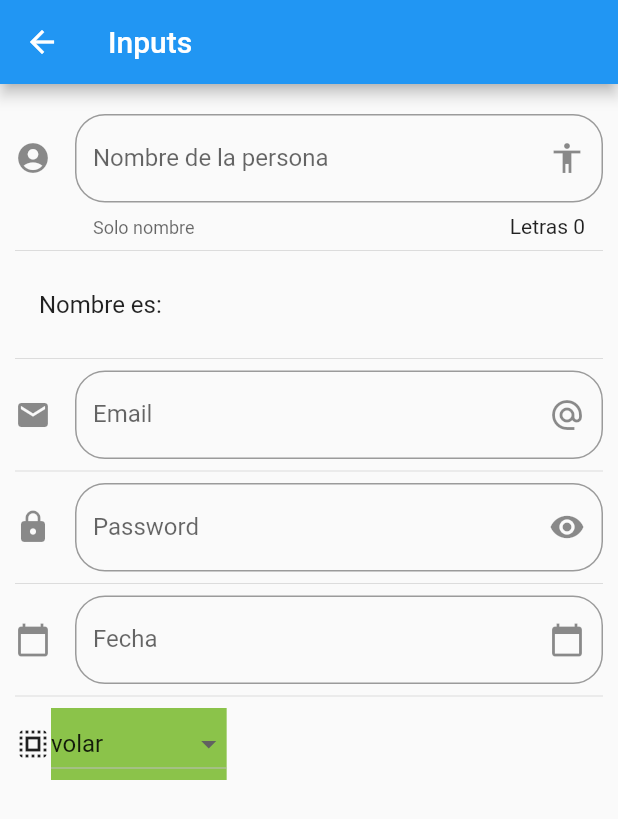
After one commit to cpinedae001/componentes_app, a Flutter app: the InputPages screen opened by its route, on a phone screen of 412 x 824 dp. The commit adds this screen. Shown: the top 819 px of the screen. Run offline on Flutter 3.47's test engine with Material 2 defaults, Android fonts, the phone set to English and light mode, and no system bars; our stand-ins replace flutter_slidable; network calls fail.

Commit message:
Se realizaron ajustes
Clase de la 74-83

```diff
--- a/data/menu_opts.json
+++ b/data/menu_opts.json
@@ -15,6 +15,16 @@
       "ruta" : "card",
       "icon" : "folder_open",
       "texto": "Cards - Tarjetas"
+    },
+    {
+      "ruta" : "animatedContainer",
+      "icon" : "donut_large",
+      "texto": "Animated container"
+    },
+    {
+      "ruta" : "inputs",
+      "icon" : "input",
+      "texto": "Inputs"
     }
   ]
 }
--- /dev/null
+++ b/lib/pages/input_page.dart
@@ -0,0 +1,174 @@
+import 'package:flutter/material.dart';
+
+class InputPages extends StatefulWidget {
+  @override
+  State<StatefulWidget> createState() {
+    // TODO: implement createState
+    return InputPagesStateful();
+  }
+}
+
+class InputPagesStateful extends State<InputPages> {
+  String _nombre = '';
+  String _fecha = '';
+  String _opcionSelect = 'volar';
+  TextEditingController _inputFielDateController = new TextEditingController();
+  List<String> _poderes = ['volar', 'Rayos X', 'Super aliento', 'Super fuerza'];
+
+  @override
+  void initState() {
+    // TODO: implement initState
+    super.initState();
+  }
+
+  @override
+  Widget build(BuildContext context) {
+    // TODO: implement build
+    return Scaffold(
+      appBar: AppBar(
+        title: Text('Inputs'),
+      ),
+      body: ListView(
+        padding: EdgeInsets.symmetric(horizontal: 10.0, vertical: 20.0),
+        children: <Widget>[
+          _crearInput(),
+          Divider(),
+          _crearPersona(),
+          Divider(),
+          _crearEmail(),
+          Divider(),
+          _crearPassword(),
+          Divider(),
+          _crearFecha(context),
+          Divider(),
+          _crearDropDown(),
+        ],
+      ),
+    );
+  }
+
+  Widget _crearInput() {
+    return TextField(
+      textCapitalization: TextCapitalization.sentences,
+      decoration: InputDecoration(
+          border: OutlineInputBorder(borderRadius: BorderRadius.circular(20)),
+          counter: Text('Letras ${_nombre.length}'),
+          hintText: 'nombre',
+          labelText: 'Nombre de la persona',
+          helperText: 'Solo nombre',
+          suffixIcon: Icon(Icons.accessibility),
+          icon: Icon(Icons.account_circle)),
+      onChanged: (valor) {
+        setState(() {
+          _nombre = valor;
+          print(_nombre);
+        });
+      },
+    );
+  }
+
+  Widget _crearPersona() {
+    return ListTile(
+      title: Text('Nombre es: $_nombre'),
+    );
+  }
+
+  Widget _crearEmail() {
+    return TextField(
+      keyboardType: TextInputType.emailAddress,
+      decoration: InputDecoration(
+          border: OutlineInputBorder(borderRadius: BorderRadius.circular(20)),
+          hintText: 'Email',
+          labelText: 'Email',
+          suffixIcon: Icon(Icons.alternate_email),
+          icon: Icon(Icons.email)),
+      onChanged: (valor) {
+        setState(() {
+          _nombre = valor;
+          print(_nombre);
+        });
+      },
+    );
+  }
+
+  Widget _crearPassword() {
+    return TextField(
+      obscureText: true,
+      decoration: InputDecoration(
+          border: OutlineInputBorder(borderRadius: BorderRadius.circular(20)),
+          hintText: 'Password',
+          labelText: 'Password',
+          suffixIcon: Icon(Icons.remove_red_eye),
+          icon: Icon(Icons.lock)),
+      onChanged: (valor) {
+        setState(() {
+          _nombre = valor;
+          print(_nombre);
+        });
+      },
+    );
+  }
+
+  Widget _crearFecha(BuildContext context) {
+    return TextField(
+      controller: _inputFielDateController,
+      enableInteractiveSelection: false,
+      decoration: InputDecoration(
+          border: OutlineInputBorder(borderRadius: BorderRadius.circular(20)),
+          hintText: 'Fecha',
+          labelText: 'Fecha',
+          suffixIcon: Icon(Icons.calendar_today),
+          icon: Icon(Icons.calendar_today)),
+      onTap: () {
+        FocusScope.of(context).requestFocus(new FocusNode());
+        _selectDate(context);
+      },
+    );
+  }
+
+  _selectDate(BuildContext context) async {
+    DateTime picked = await showDatePicker(
+        context: context,
+        initialDate: new DateTime.now(),
+        firstDate: new DateTime(1990),
+        lastDate: new DateTime(2025));
+    if (picked != null) {
+      setState(() {
+        _fecha = picked.toString();
+        _inputFielDateController.text = _fecha;
+      });
+    }
+  }
+
+  List<DropdownMenuItem<String>> getOpcionesDropdown() {
+    List<DropdownMenuItem<String>> lista = new List();
+    _poderes.forEach((poder) {
+      lista.add(DropdownMenuItem(
+        child: Text(poder),
+        value: poder,
+      ));
+    });
+    return lista;
+  }
+
+  Widget _crearDropDown() {
+    return Row(
+      children: [
+        Icon(Icons.select_all,),
+        Container(
+          color: Colors.lightGreen,
+          child: DropdownButton(
+            value: _opcionSelect,
+            items: getOpcionesDropdown(),
+            onChanged: (valor) {
+              print(valor);
+              setState(() {
+                _opcionSelect = valor;
+              });
+            },
+          ),
+        )
+      ],
+    );
+  }
+}
--- a/lib/routes/routes.dart
+++ b/lib/routes/routes.dart
@@ -1,7 +1,9 @@
 import 'package:componentes_app/pages/alert_page.dart';
+import 'package:componentes_app/pages/animated_container_page.dart';
 import 'package:componentes_app/pages/avatar_page.dart';
 import 'package:componentes_app/pages/card_page.dart';
 import 'package:componentes_app/pages/home_page.dart';
+import 'package:componentes_app/pages/input_page.dart';
 import 'package:flutter/material.dart';
 
 Map<String, WidgetBuilder> getApplicationRoutes(){
@@ -9,6 +11,8 @@ Map<String, WidgetBuilder> getApplicationRoutes(){
     '/': (BuildContext context) => HomePage(),
     'alert': (BuildContext context) => AlertPage(),
     'avatar': (BuildContext context) => AvatarPage(),
-    'card': (BuildContext context)=> CardPage()
+    'card': (BuildContext context)=> CardPage(),
+    'animatedContainer': (BuildContext context)=> AnimatedContainerPage(),
+    'inputs': (BuildContext context) => InputPages()
   };
 }
--- a/lib/utils/icono_string_util.dart
+++ b/lib/utils/icono_string_util.dart
@@ -3,7 +3,9 @@ import 'package:flutter/material.dart';
 final _icons = <String, IconData>{
   'add_alert': Icons.add_alert,
   'accessibility': Icons.accessibility,
-  'folder_open': Icons.folder_open
+  'folder_open': Icons.folder_open,
+  'donut_large': Icons.donut_large,
+  'input': Icons.input,
 };
 
 Icon getIcon(String nombreIcono) {
--- a/pubspec.yaml
+++ b/pubspec.yaml
@@ -13,6 +13,8 @@ dependencies:
   flutter_slidable: 0.5.7
 
   cupertino_icons: ^0.1.3
+  flutter_localizations: # Add this line
+    sdk: flutter
 
 dev_dependencies:
   flutter_test:
```
Also changed, not shown: lib/main.dart (+9 -0 lines), lib/pages/alert_page.dart (+56 -5 lines), lib/pages/animated_container_page.dart (added, +64 -0 lines), lib/pages/avatar_page.dart (+24 -0 lines), lib/pages/card_page.dart (+12 -2 lines), pubspec.lock.
